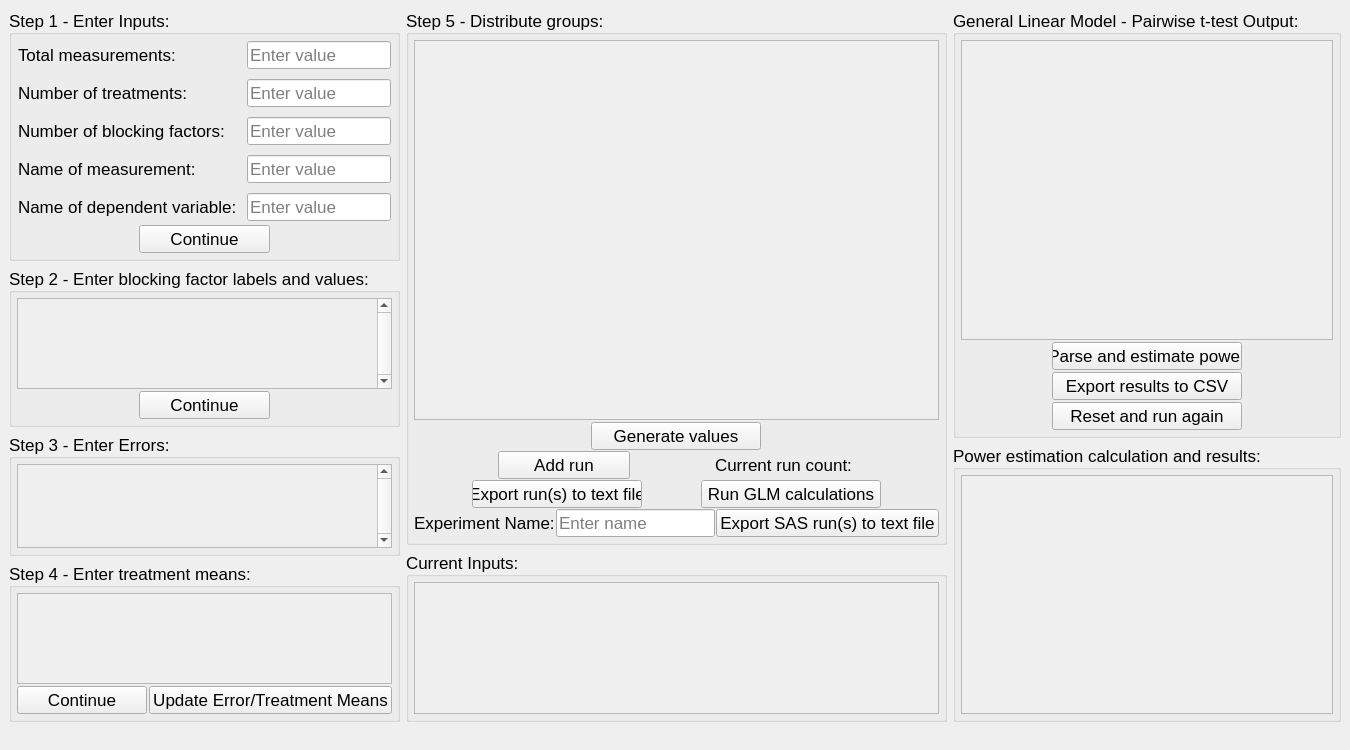
Above: mainwindow.ui from peytoncchen/Data-Modeler-Py before the change. Below: the same form after it.
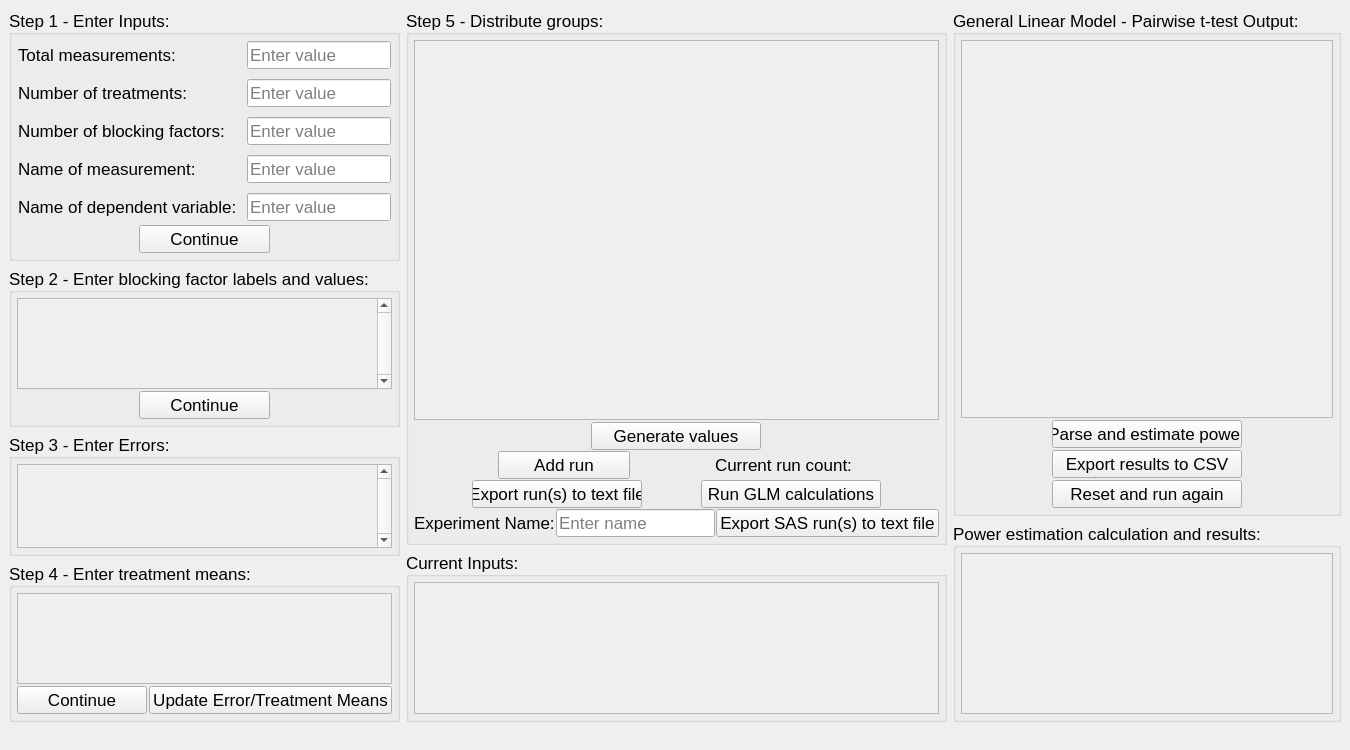
That is the form after the change.

```diff
--- a/mainwindow.ui
+++ b/mainwindow.ui
@@ -785,7 +785,7 @@
         <property name="minimumSize">
          <size>
           <width>360</width>
-          <height>300</height>
+          <height>500</height>
          </size>
         </property>
         <property name="font">
@@ -838,7 +838,7 @@
               <x>0</x>
               <y>0</y>
               <width>393</width>
-              <height>298</height>
+              <height>361</height>
              </rect>
             </property>
            </widget>
@@ -910,7 +910,13 @@
         <property name="minimumSize">
          <size>
           <width>360</width>
-          <height>250</height>
+          <height>115</height>
+         </size>
+        </property>
+        <property name="maximumSize">
+         <size>
+          <width>16777215</width>
+          <height>200</height>
          </size>
         </property>
         <property name="font">
@@ -963,7 +969,7 @@
               <x>0</x>
               <y>0</y>
               <width>393</width>
-              <height>223</height>
+              <height>160</height>
              </rect>
             </property>
            </widget>
```
